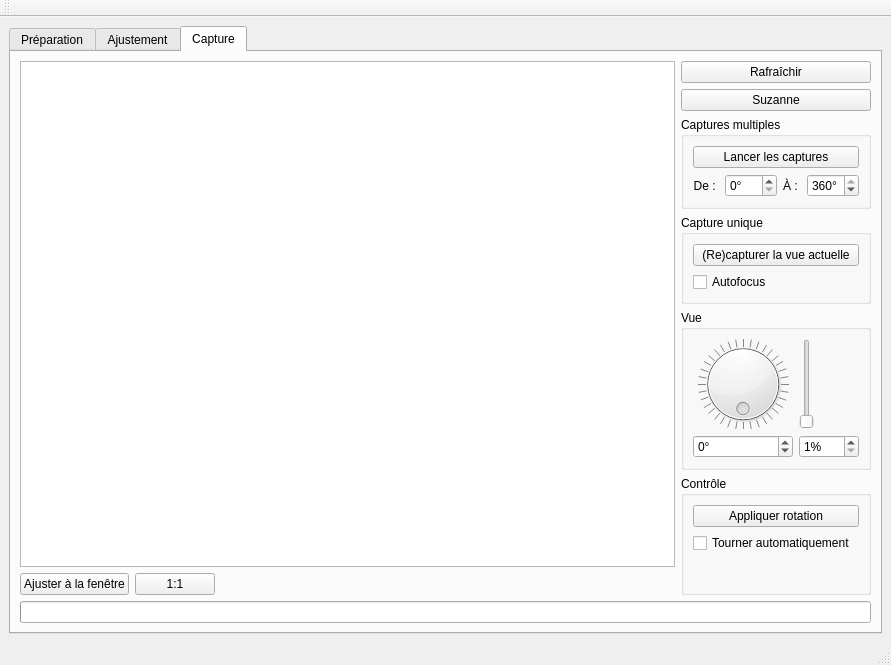
Qt form pc/master/mainwindow.ui (plule/pfe-costumes) before a commit.
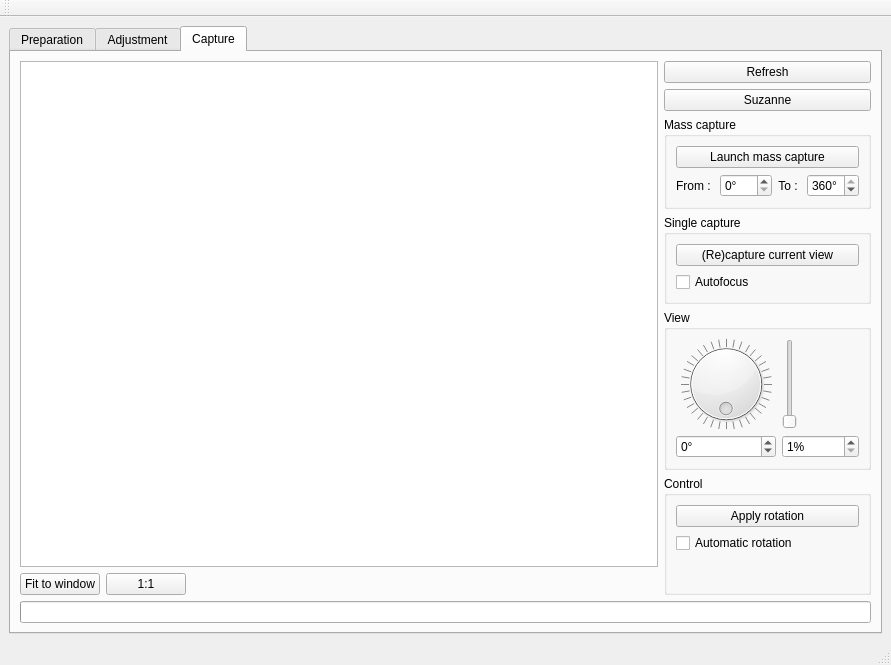
The same form after that commit. Custom widgets are drawn as their Qt base class.

```diff
--- a/pc/master/mainwindow.ui
+++ b/pc/master/mainwindow.ui
@@ -22,12 +22,12 @@
       </property>
       <widget class="QWidget" name="preparationTab">
        <attribute name="title">
-        <string>Préparation</string>
+        <string>Preparation</string>
        </attribute>
       </widget>
       <widget class="QWidget" name="adjustmentTab">
        <attribute name="title">
-        <string>Ajustement</string>
+        <string>Adjustment</string>
        </attribute>
       </widget>
       <widget class="QWidget" name="CaptureTab">
@@ -66,7 +66,7 @@
               <item>
                <widget class="QPushButton" name="fitButton">
                 <property name="text">
-                 <string>Ajuster à la fenêtre</string>
+                 <string>Fit to window</string>
                 </property>
                </widget>
               </item>
@@ -105,7 +105,7 @@
                <bool>true</bool>
               </property>
               <property name="text">
-               <string>Rafraîchir</string>
+               <string>Refresh</string>
               </property>
              </widget>
             </item>
@@ -119,13 +119,13 @@
             <item>
              <widget class="QGroupBox" name="massCaptureBox">
               <property name="title">
-               <string>Captures multiples</string>
+               <string>Mass capture</string>
               </property>
               <layout class="QVBoxLayout" name="verticalLayout">
                <item>
                 <widget class="QPushButton" name="pushButton">
                  <property name="text">
-                  <string>Lancer les captures</string>
+                  <string>Launch mass capture</string>
                  </property>
                 </widget>
                </item>
@@ -134,7 +134,7 @@
                  <item>
                   <widget class="QLabel" name="fromLabel">
                    <property name="text">
-                    <string>De : </string>
+                    <string>From : </string>
                    </property>
                    <property name="alignment">
                     <set>Qt::AlignRight|Qt::AlignTrailing|Qt::AlignVCenter</set>
@@ -157,7 +157,7 @@
                  <item>
                   <widget class="QLabel" name="toLabel">
                    <property name="text">
-                    <string>À : </string>
+                    <string>To : </string>
                    </property>
                    <property name="alignment">
                     <set>Qt::AlignRight|Qt::AlignTrailing|Qt::AlignVCenter</set>
@@ -188,13 +188,13 @@
             <item>
              <widget class="QGroupBox" name="singleCaptureGroup">
               <property name="title">
-               <string>Capture unique</string>
+               <string>Single capture</string>
               </property>
               <layout class="QVBoxLayout" name="verticalLayout_3">
                <item>
                 <widget class="QPushButton" name="captureButton">
                  <property name="text">
-                  <string>(Re)capturer la vue actuelle</string>
+                  <string>(Re)capture current view</string>
                  </property>
                 </widget>
                </item>
@@ -211,7 +211,7 @@
             <item>
              <widget class="QGroupBox" name="viewGroup">
               <property name="title">
-               <string>Vue</string>
+               <string>View</string>
               </property>
               <layout class="QHBoxLayout" name="horizontalLayout_5">
                <item>
@@ -307,20 +307,20 @@
             <item>
              <widget class="QGroupBox" name="controlGroup">
               <property name="title">
-               <string>Contrôle</string>
+               <string>Control</string>
               </property>
               <layout class="QVBoxLayout" name="verticalLayout_5">
                <item>
                 <widget class="QPushButton" name="viewToModelButton">
                  <property name="text">
-                  <string>Appliquer rotation</string>
+                  <string>Apply rotation</string>
                  </property>
                 </widget>
                </item>
                <item>
                 <widget class="QCheckBox" name="autoRotateCheckBox">
                  <property name="text">
-                  <string>Tourner automatiquement</string>
+                  <string>Automatic rotation</string>
                  </property>
                 </widget>
                </item>
```
